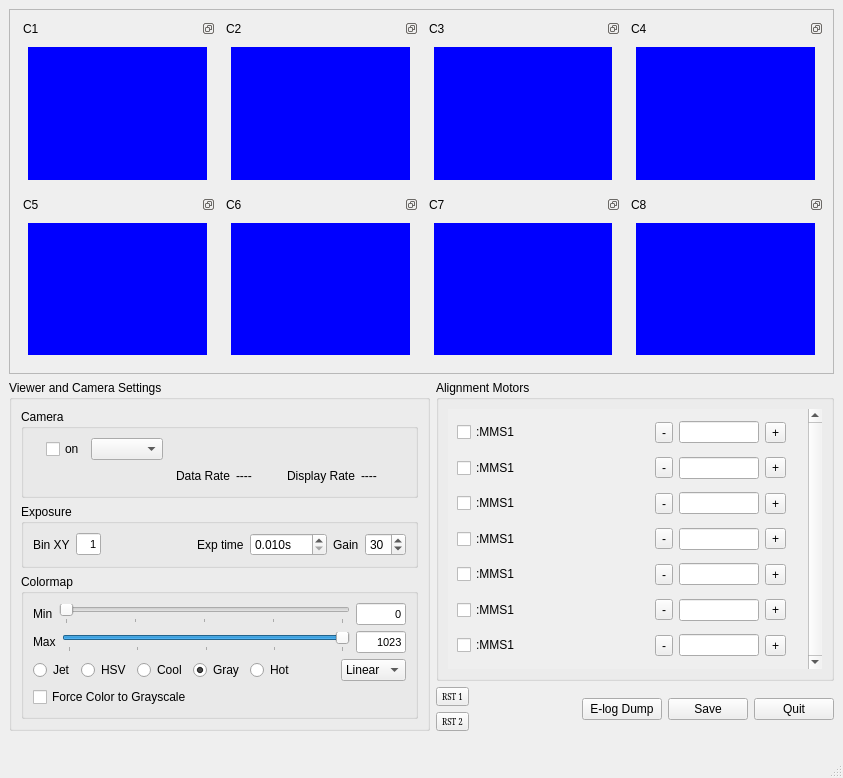
This is Viewers/pyqt/mviewer2.0/ui/mviewer.ui in slac-epics/ioc-common-gigECam as Qt 5 draws it before an edit. The edited form follows.
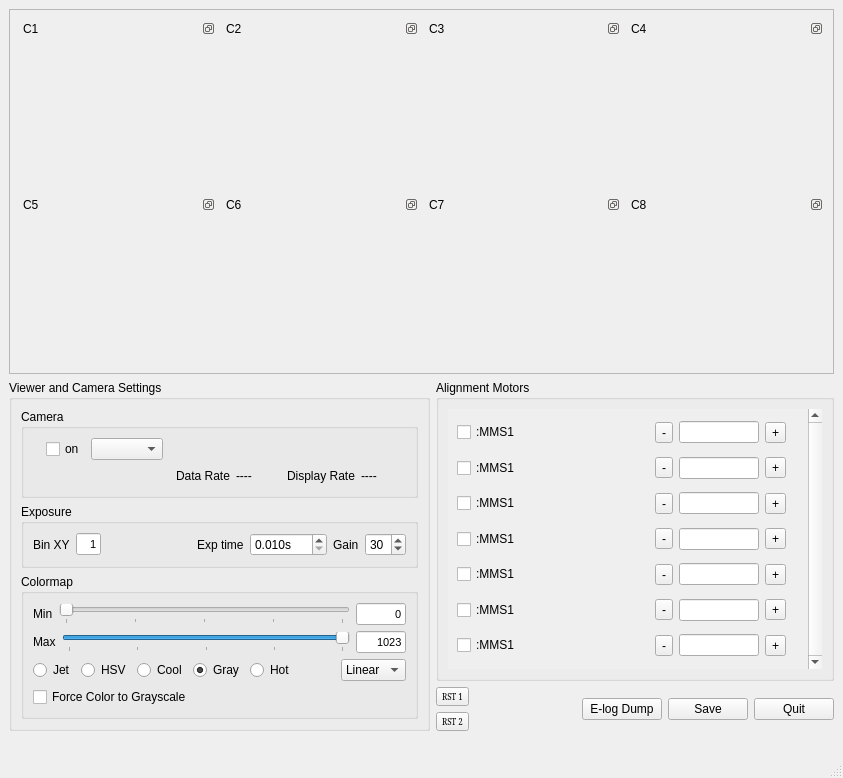
This is the edited form. Icons and pictures are not drawn.

Commit message: Integrated splash Class with messages and LCLS logo.

What changed in the file:
```diff
--- a/Viewers/pyqt/mviewer2.0/ui/mviewer.ui
+++ b/Viewers/pyqt/mviewer2.0/ui/mviewer.ui
@@ -1142,9 +1142,6 @@
              <property name="cursor">
               <cursorShape>PointingHandCursor</cursorShape>
              </property>
-             <property name="styleSheet">
-              <string notr="true">background: dark blue</string>
-             </property>
             </widget>
            </item>
           </layout>
@@ -1172,9 +1169,6 @@
              <property name="cursor">
               <cursorShape>PointingHandCursor</cursorShape>
              </property>
-             <property name="styleSheet">
-              <string notr="true">background: dark blue</string>
-             </property>
             </widget>
            </item>
           </layout>
@@ -1202,9 +1196,6 @@
              <property name="cursor">
               <cursorShape>PointingHandCursor</cursorShape>
              </property>
-             <property name="styleSheet">
-              <string notr="true">background: dark blue</string>
-             </property>
             </widget>
            </item>
           </layout>
@@ -1232,9 +1223,6 @@
              <property name="cursor">
               <cursorShape>PointingHandCursor</cursorShape>
              </property>
-             <property name="styleSheet">
-              <string notr="true">background: dark blue</string>
-             </property>
             </widget>
            </item>
           </layout>
@@ -1262,9 +1250,6 @@
              <property name="cursor">
               <cursorShape>PointingHandCursor</cursorShape>
              </property>
-             <property name="styleSheet">
-              <string notr="true">background: dark blue</string>
-             </property>
             </widget>
            </item>
           </layout>
@@ -1292,9 +1277,6 @@
              <property name="cursor">
               <cursorShape>PointingHandCursor</cursorShape>
              </property>
-             <property name="styleSheet">
-              <string notr="true">background: dark blue</string>
-             </property>
             </widget>
            </item>
           </layout>
@@ -1328,9 +1310,6 @@
              <property name="cursor">
               <cursorShape>PointingHandCursor</cursorShape>
              </property>
-             <property name="styleSheet">
-              <string notr="true">background: dark blue</string>
-             </property>
             </widget>
            </item>
           </layout>
@@ -1358,9 +1337,6 @@
              <property name="cursor">
               <cursorShape>PointingHandCursor</cursorShape>
              </property>
-             <property name="styleSheet">
-              <string notr="true">background: dark blue</string>
-             </property>
             </widget>
            </item>
           </layout>
```
The commit also changes 2 other files.
